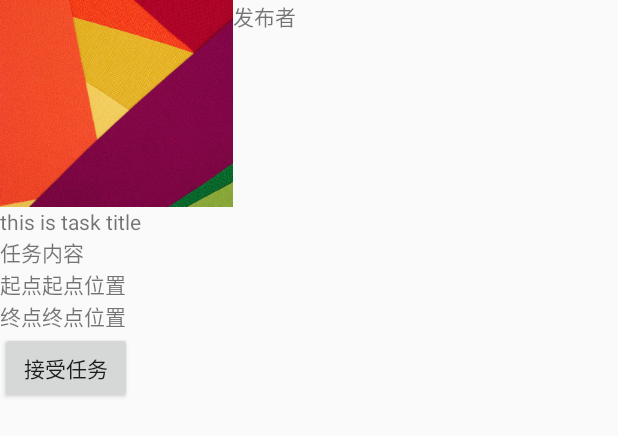
After one commit to juziandcha/ByTheWay, an Android app: the layout dialog_waitingtask.xml on its own in the app's theme, with its tools: preview values and no code run, on a phone screen of 412 x 824 dp. The commit adds this screen. Shown: the top 436 px of the screen. Run offline under Robolectric (Android 15) with nearby library versions, the phone set to English and light mode, and no system bars.

Commit message:
task_waiting_dialog

```diff
--- a/app/src/main/java/com/example/wmj/bytheway/ByTheWayActivity.java
+++ b/app/src/main/java/com/example/wmj/bytheway/ByTheWayActivity.java
@@ -52,7 +52,7 @@ public class ByTheWayActivity extends AppCompatActivity {
         showPasswordDialog();
 
     }
-
+    //登录界面设置
     private void showPasswordDialog() {
         LoginDialogFragment loginDialogFragment = new LoginDialogFragment();
         loginDialogFragment.setOnDialogClick(new LoginDialogFragment.DialogClickListener() {
@@ -67,7 +67,6 @@ public class ByTheWayActivity extends AppCompatActivity {
         });
         loginDialogFragment.show(getFragmentManager(), "LoginDialogFragment");
     }
-
 
 
     private void initInstances() {
--- a/app/src/main/java/com/example/wmj/bytheway/LoginDialogFragment.java
+++ b/app/src/main/java/com/example/wmj/bytheway/LoginDialogFragment.java
@@ -9,7 +9,6 @@ import android.view.LayoutInflater;
 import android.view.View;
 import android.widget.Button;
 import android.widget.EditText;
-import android.widget.Toast;
 
 /**
  * Created by wmj on 2017/12/31.
--- /dev/null
+++ b/app/src/main/res/layout/dialog_waitingtask.xml
@@ -0,0 +1,69 @@
+<?xml version="1.0" encoding="utf-8"?>
+<LinearLayout xmlns:android="http://schemas.android.com/apk/res/android"
+    android:layout_width="match_parent"
+    android:layout_height="match_parent"
+    android:orientation="vertical">
+    <LinearLayout
+        android:layout_width="match_parent"
+        android:layout_height="wrap_content">
+        <ImageView
+            android:id="@+id/image"
+            android:layout_width="wrap_content"
+            android:layout_height="wrap_content"
+            android:src="@drawable/a2"/>
+        <TextView
+            android:id="@+id/release_user"
+            android:layout_width="wrap_content"
+            android:layout_height="wrap_content"
+            android:text="发布者"/>
+    </LinearLayout>
+    <TextView
+        android:id="@+id/title"
+        android:layout_width="118dp"
+        android:layout_height="wrap_content"
+        android:text="this is task title" />
+    <TextView
+        android:id="@+id/content"
+        android:layout_width="wrap_content"
+        android:layout_height="wrap_content"
+        android:text="任务内容"/>
+
+    <LinearLayout
+        android:layout_width="wrap_content"
+        android:layout_height="wrap_content">
+        <TextView
+            android:id="@+id/no_use1"
+            android:layout_width="wrap_content"
+            android:layout_height="wrap_content"
+            android:text="起点"/>
+
+        <TextView
+            android:id="@+id/start_address"
+            android:layout_width="wrap_content"
+            android:layout_height="wrap_content"
+            android:text="起点位置" />
+    </LinearLayout>
+
+    <LinearLayout
+        android:layout_width="wrap_content"
+        android:layout_height="wrap_content">
+        <TextView
+            android:id="@+id/no_use2"
+            android:layout_width="wrap_content"
+            android:layout_height="wrap_content"
+            android:text="终点"/>
+        <TextView
+            android:id="@+id/end_address"
+            android:layout_width="wrap_content"
+            android:layout_height="wrap_content"
+            android:text="终点位置"/>
+
+    </LinearLayout>
+
+    <Button
+        android:id="@+id/receive"
+        android:layout_width="wrap_content"
+        android:layout_height="wrap_content"
+        android:text="接受任务"/>
+
+</LinearLayout>
```
Also changed, not shown: app/src/main/java/com/example/wmj/bytheway/Dialog_waitingtask.java (added, +86 -0 lines), app/src/main/java/com/example/wmj/bytheway/FragmentOrder.java (+26 -3 lines), app/src/main/java/com/example/wmj/bytheway/OrderActivity.java (deleted, +0 -23 lines), app/src/main/java/com/example/wmj/bytheway/OrderFragment.java (deleted, +0 -66 lines), app/src/main/res/layout/fragment_orderdetail.xml (deleted, +0 -12 lines).
